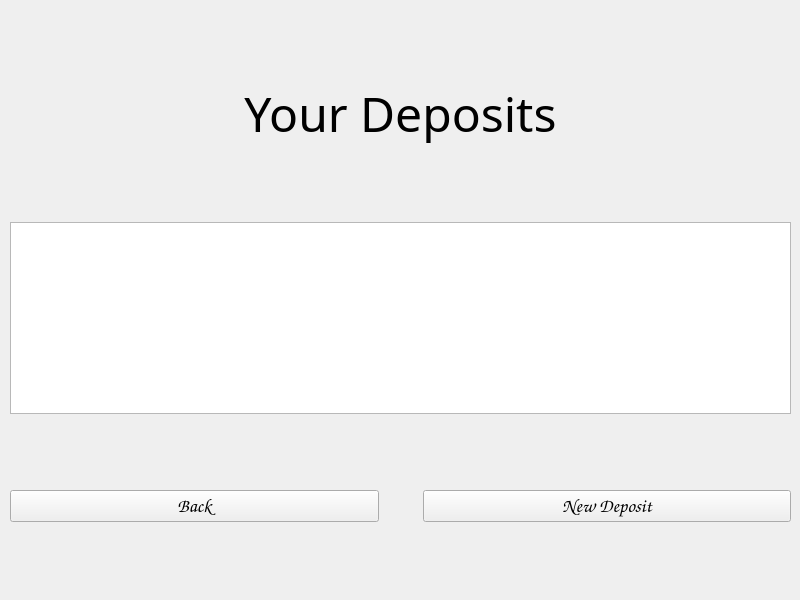
Old version of the form frontend/menus/DepositsMenu/depositsmenu.ui in the repository grytsiuko/QuadroBank.
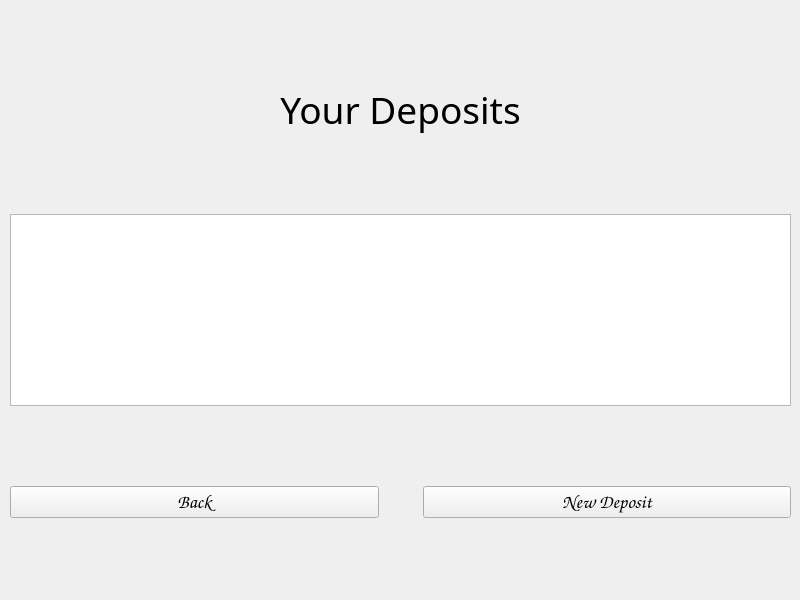
New version of the form.

Patch:
```diff
--- a/frontend/menus/DepositsMenu/depositsmenu.ui
+++ b/frontend/menus/DepositsMenu/depositsmenu.ui
@@ -47,7 +47,7 @@
       <property name="font">
        <font>
         <family>Playbill</family>
-        <pointsize>36</pointsize>
+        <pointsize>28</pointsize>
        </font>
       </property>
       <property name="text">
```
